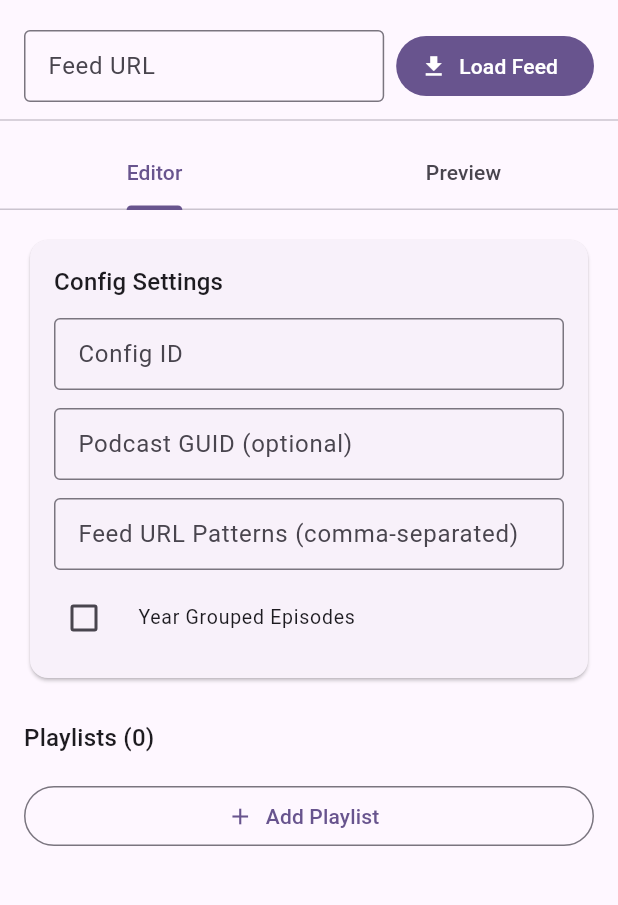
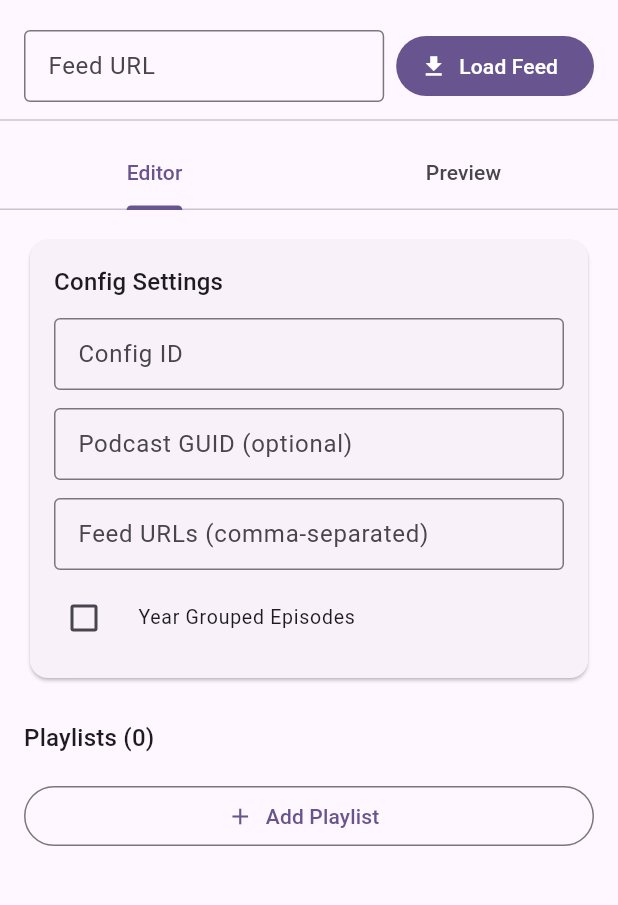
Before and after one commit to audiflow/audiflow-smartplaylist-editor, a Flutter app: the EditorScreen screen opened by its route, on a phone screen of 412 x 824 dp, the part 72-977 px from its top. Run offline on Flutter 3.47's test engine with Material 3 defaults, Android fonts, the phone set to English and light mode, and no system bars; our stand-ins replace flutter_riverpod, go_router, shelf, shelf_static, web; missing offline and left inert: dart:js_interop, shelf_router.

Commit message:
refactor: rename feedUrlPatterns to feedUrls for exact URL matching
Replace regex pattern matching with exact URL matching for podcast feed URLs.
This simplifies the matching logic and makes configuration more straightforward
for end users.

Changes:
- Rename feedUrlPatterns to feedUrls in all models and schemas
- Update matchesPodcast logic to use exact string matching
- Update web UI to show dropdown for configured feedUrls
- Update migration script to use URLs directly
- Update all tests to use exact URLs instead of regex patterns

```diff
--- a/packages/sp_server/lib/src/routes/config_routes.dart
+++ b/packages/sp_server/lib/src/routes/config_routes.dart
@@ -337,7 +337,7 @@ Map<String, dynamic> _runPreview(
 
   final result = service.resolveSmartPlaylists(
     podcastGuid: config.podcastGuid,
-    feedUrl: config.feedUrlPatterns?.firstOrNull ?? '',
+    feedUrl: config.feedUrls?.firstOrNull ?? '',
     episodes: episodes,
   );
 
--- a/packages/sp_shared/lib/src/models/smart_playlist_pattern_config.dart
+++ b/packages/sp_shared/lib/src/models/smart_playlist_pattern_config.dart
@@ -6,7 +6,7 @@ final class SmartPlaylistPatternConfig {
   const SmartPlaylistPatternConfig({
     required this.id,
     this.podcastGuid,
-    this.feedUrlPatterns,
+    this.feedUrls,
     this.yearGroupedEpisodes = false,
     required this.playlists,
   });
@@ -16,8 +16,7 @@ final class SmartPlaylistPatternConfig {
     return SmartPlaylistPatternConfig(
       id: json['id'] as String,
       podcastGuid: json['podcastGuid'] as String?,
-      feedUrlPatterns: (json['feedUrlPatterns'] as List<dynamic>?)
-          ?.cast<String>(),
+      feedUrls: (json['feedUrls'] as List<dynamic>?)?.cast<String>(),
       yearGroupedEpisodes: (json['yearGroupedEpisodes'] as bool?) ?? false,
       playlists: (json['playlists'] as List<dynamic>)
           .map(
@@ -33,8 +32,8 @@ final class SmartPlaylistPatternConfig {
   /// Podcast GUID for exact matching.
   final String? podcastGuid;
 
-  /// Regex patterns to match against feed URLs.
-  final List<String>? feedUrlPatterns;
+  /// Exact feed URLs for matching.
+  final List<String>? feedUrls;
 
   /// Whether episodes should be grouped by year.
   final bool yearGroupedEpisodes;
@@ -45,12 +44,7 @@ final class SmartPlaylistPatternConfig {
   /// Returns true if this config matches the given podcast.
   bool matchesPodcast(String? guid, String feedUrl) {
     if (podcastGuid != null && guid == podcastGuid) return true;
-    if (feedUrlPatterns != null) {
-      for (final pattern in feedUrlPatterns!) {
-        final regex = RegExp('^$pattern\$');
-        if (regex.hasMatch(feedUrl)) return true;
-      }
-    }
+    if (feedUrls != null && feedUrls!.contains(feedUrl)) return true;
     return false;
   }
 
@@ -59,7 +53,7 @@ final class SmartPlaylistPatternConfig {
     return {
       'id': id,
       if (podcastGuid != null) 'podcastGuid': podcastGuid,
-      if (feedUrlPatterns != null) 'feedUrlPatterns': feedUrlPatterns,
+      if (feedUrls != null) 'feedUrls': feedUrls,
       if (yearGroupedEpisodes) 'yearGroupedEpisodes': yearGroupedEpisodes,
       'playlists': playlists.map((p) => p.toJson()).toList(),
     };
--- a/packages/sp_shared/lib/src/schema/smart_playlist_schema.dart
+++ b/packages/sp_shared/lib/src/schema/smart_playlist_schema.dart
@@ -134,7 +134,7 @@ final class SmartPlaylistSchema {
     return {
       'type': 'object',
       'description':
-          'Matches a podcast by GUID or feed URL patterns and '
+          'Matches a podcast by GUID or feed URLs and '
           'provides playlist definitions.',
       'required': ['id', 'playlists'],
       'additionalProperties': false,
@@ -147,13 +147,11 @@ final class SmartPlaylistSchema {
           'type': 'string',
           'description':
               'Podcast GUID for exact matching. '
-              'Checked before feedUrlPatterns.',
+              'Checked before feedUrls.',
         },
-        'feedUrlPatterns': {
+        'feedUrls': {
           'type': 'array',
-          'description':
-              'Regex patterns to match against feed URLs. '
-              'Patterns are anchored with ^ and \$.',
+          'description': 'Exact feed URLs for matching.',
           'items': {'type': 'string'},
         },
         'yearGroupedEpisodes': {
@@ -578,7 +576,7 @@ final class SmartPlaylistSchema {
     }
 
     _optionalBool(config, 'yearGroupedEpisodes', path, errors);
-    _optionalStringList(config, 'feedUrlPatterns', path, errors);
+    _optionalStringList(config, 'feedUrls', path, errors);
     _optionalString(config, 'podcastGuid', path, errors);
   }
 
--- a/packages/sp_shared/lib/src/services/config_assembler.dart
+++ b/packages/sp_shared/lib/src/services/config_assembler.dart
@@ -33,7 +33,7 @@ final class ConfigAssembler {
     return SmartPlaylistPatternConfig(
       id: meta.id,
       podcastGuid: meta.podcastGuid,
-      feedUrlPatterns: meta.feedUrlPatterns,
+      feedUrls: meta.feedUrls,
       yearGroupedEpisodes: meta.yearGroupedEpisodes,
       playlists: ordered,
     );
--- a/packages/sp_web/lib/features/editor/controllers/editor_controller.dart
+++ b/packages/sp_web/lib/features/editor/controllers/editor_controller.dart
@@ -184,6 +184,11 @@ class EditorController extends Notifier<EditorState> {
           isLoadingConfig: false,
         );
         _checkForDraft();
+
+        final urls = config.feedUrls;
+        if (urls != null && urls.isNotEmpty) {
+          unawaited(loadFeed(urls.first));
+        }
       } else {
         state = state.copyWith(
           isLoadingConfig: false,
@@ -244,7 +249,7 @@ class EditorController extends Notifier<EditorState> {
     final updated = SmartPlaylistPatternConfig(
       id: config.id,
       podcastGuid: config.podcastGuid,
-      feedUrlPatterns: config.feedUrlPatterns,
+      feedUrls: config.feedUrls,
       yearGroupedEpisodes: config.yearGroupedEpisodes,
       playlists: [...config.playlists, newPlaylist],
     );
@@ -262,7 +267,7 @@ class EditorController extends Notifier<EditorState> {
     final updated = SmartPlaylistPatternConfig(
       id: config.id,
       podcastGuid: config.podcastGuid,
-      feedUrlPatterns: config.feedUrlPatterns,
+      feedUrls: config.feedUrls,
       yearGroupedEpisodes: config.yearGroupedEpisodes,
       playlists: playlists,
     );
@@ -281,7 +286,7 @@ class EditorController extends Notifier<EditorState> {
     final updated = SmartPlaylistPatternConfig(
       id: config.id,
       podcastGuid: config.podcastGuid,
-      feedUrlPatterns: config.feedUrlPatterns,
+      feedUrls: config.feedUrls,
       yearGroupedEpisodes: config.yearGroupedEpisodes,
       playlists: playlists,
     );
--- a/packages/sp_web/lib/features/editor/widgets/config_form.dart
+++ b/packages/sp_web/lib/features/editor/widgets/config_form.dart
@@ -6,7 +6,7 @@ import 'package:sp_web/features/editor/widgets/playlist_definition_form.dart';
 
 /// Top-level form for editing a [SmartPlaylistPatternConfig].
 ///
-/// Displays config-level fields (id, podcastGuid, feedUrlPatterns,
+/// Displays config-level fields (id, podcastGuid, feedUrls,
 /// yearGroupedEpisodes) followed by a list of playlist definition
 /// forms and an "Add Playlist" button.
 class ConfigForm extends ConsumerStatefulWidget {
@@ -19,7 +19,7 @@ class ConfigForm extends ConsumerStatefulWidget {
 class _ConfigFormState extends ConsumerState<ConfigForm> {
   late final TextEditingController _idController;
   late final TextEditingController _podcastGuidController;
-  late final TextEditingController _feedUrlPatternsController;
+  late final TextEditingController _feedUrlsController;
 
   @override
   void initState() {
@@ -29,8 +29,8 @@ class _ConfigFormState extends ConsumerState<ConfigForm> {
     _podcastGuidController = TextEditingController(
       text: config?.podcastGuid ?? '',
     );
-    _feedUrlPatternsController = TextEditingController(
-      text: config?.feedUrlPatterns?.join(', ') ?? '',
+    _feedUrlsController = TextEditingController(
+      text: config?.feedUrls?.join(', ') ?? '',
     );
   }
 
@@ -38,7 +38,7 @@ class _ConfigFormState extends ConsumerState<ConfigForm> {
   void dispose() {
     _idController.dispose();
     _podcastGuidController.dispose();
-    _feedUrlPatternsController.dispose();
+    _feedUrlsController.dispose();
     super.dispose();
   }
 
@@ -47,12 +47,12 @@ class _ConfigFormState extends ConsumerState<ConfigForm> {
     List<SmartPlaylistDefinition>? playlists,
   }) {
     final currentConfig = ref.read(editorControllerProvider).config;
-    final patterns = _parseFeedUrlPatterns(_feedUrlPatternsController.text);
+    final urls = _parseFeedUrls(_feedUrlsController.text);
 
     return SmartPlaylistPatternConfig(
       id: _idController.text.trim(),
       podcastGuid: _nullIfEmpty(_podcastGuidController.text),
-      feedUrlPatterns: patterns.isEmpty ? null : patterns,
+      feedUrls: urls.isEmpty ? null : urls,
       yearGroupedEpisodes:
           yearGroupedEpisodes ?? currentConfig?.yearGroupedEpisodes ?? false,
       playlists: playlists ?? currentConfig?.playlists ?? const [],
@@ -63,7 +63,7 @@ class _ConfigFormState extends ConsumerState<ConfigForm> {
     ref.read(editorControllerProvider.notifier).updateConfig(_buildConfig());
   }
 
-  List<String> _parseFeedUrlPatterns(String text) {
+  List<String> _parseFeedUrls(String text) {
     return text
         .split(',')
         .map((s) => s.trim())
@@ -160,10 +160,11 @@ class _ConfigFormState extends ConsumerState<ConfigForm> {
             ),
             const SizedBox(height: 12),
             TextField(
-              controller: _feedUrlPatternsController,
+              controller: _feedUrlsController,
               decoration: const InputDecoration(
-                labelText: 'Feed URL Patterns (comma-separated)',
-                hintText: 'pattern1, pattern2',
+                labelText: 'Feed URLs (comma-separated)',
+                hintText:
+                    'https://example.com/feed1, https://example.com/feed2',
                 border: OutlineInputBorder(),
                 isDense: true,
               ),
--- a/packages/sp_web/lib/features/editor/widgets/feed_url_input.dart
+++ b/packages/sp_web/lib/features/editor/widgets/feed_url_input.dart
@@ -2,7 +2,11 @@ import 'package:flutter/material.dart';
 import 'package:flutter_riverpod/flutter_riverpod.dart';
 import 'package:sp_web/features/editor/controllers/editor_controller.dart';
 
-/// Input widget for entering a podcast feed URL and loading it.
+/// Input widget for selecting or entering a podcast feed URL and
+/// loading it.
+///
+/// When the config has [feedUrls], shows a dropdown populated from
+/// those URLs. Otherwise falls back to a free-text TextField.
 class FeedUrlInput extends ConsumerStatefulWidget {
   const FeedUrlInput({super.key});
 
@@ -12,6 +16,7 @@ class FeedUrlInput extends ConsumerStatefulWidget {
 
 class _FeedUrlInputState extends ConsumerState<FeedUrlInput> {
   final _controller = TextEditingController();
+  String? _selectedUrl;
 
   @override
   void dispose() {
@@ -20,21 +25,22 @@ class _FeedUrlInputState extends ConsumerState<FeedUrlInput> {
   }
 
   void _onLoadFeed() {
-    final url = _controller.text.trim();
+    final url = _selectedUrl ?? _controller.text.trim();
     if (url.isEmpty) return;
     ref.read(editorControllerProvider.notifier).loadFeed(url);
   }
 
   @override
   Widget build(BuildContext context) {
-    final isLoading = ref.watch(
-      editorControllerProvider.select((s) => s.isLoadingFeed),
-    );
+    final editorState = ref.watch(editorControllerProvider);
+    final feedUrls = editorState.config?.feedUrls ?? [];
+    final isLoading = editorState.isLoadingFeed;
 
     return Row(
       children: [
         Expanded(
-          child: TextField(
+          child: feedUrls.isEmpty
+              ? TextField(
                   controller: _controller,
                   decoration: const InputDecoration(
                     labelText: 'Feed URL',
@@ -43,6 +49,30 @@ class _FeedUrlInputState extends ConsumerState<FeedUrlInput> {
                     isDense: true,
                   ),
                   onSubmitted: (_) => _onLoadFeed(),
+                )
+              : DropdownButtonFormField<String>(
+                  initialValue: _selectedUrl ?? feedUrls.first,
+                  decoration: const InputDecoration(
+                    labelText: 'Feed URL',
+                    border: OutlineInputBorder(),
+                    isDense: true,
+                  ),
+                  items: feedUrls
+                      .map(
+                        (url) => DropdownMenuItem(
+                          value: url,
+                          child: Text(url, overflow: TextOverflow.ellipsis),
+                        ),
+                      )
+                      .toList(),
+                  onChanged: (value) {
+                    setState(() => _selectedUrl = value);
+                    if (value != null) {
+                      ref
+                          .read(editorControllerProvider.notifier)
+                          .loadFeed(value);
+                    }
+                  },
                 ),
         ),
         const SizedBox(width: 8),
```
Also changed, not shown: packages/sp_shared/lib/src/models/pattern_meta.dart (+4 -5 lines), packages/sp_shared/lib/src/models/smart_playlist_pattern.dart (+5 -18 lines), scripts/migrate.dart (+5 -12 lines), scripts/migrate_test.dart (+12 -30 lines), 9 other files. Lines whose indentation alone changed are shown as unchanged.
